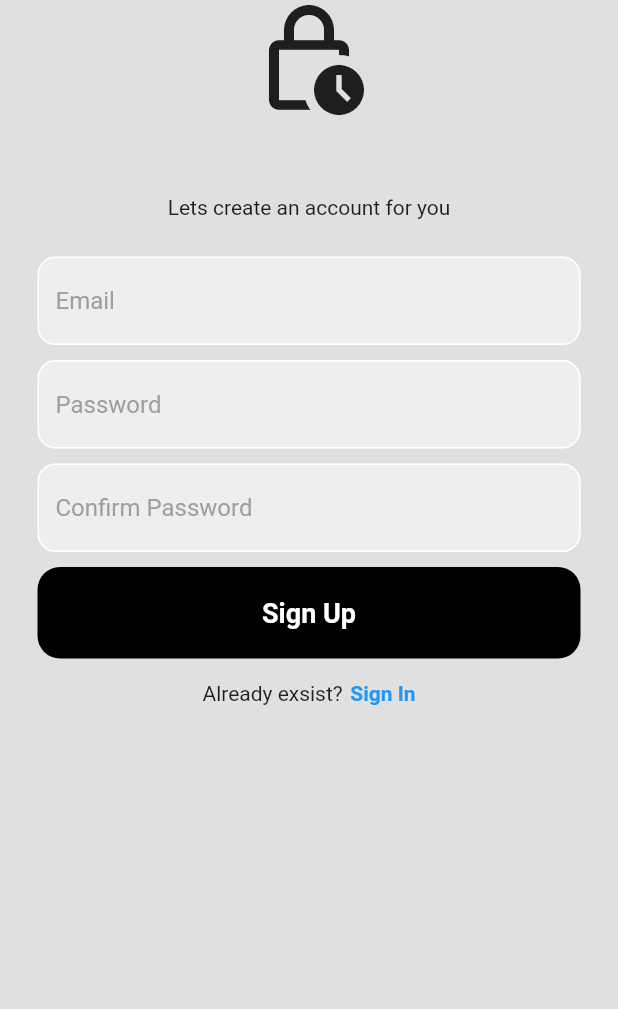
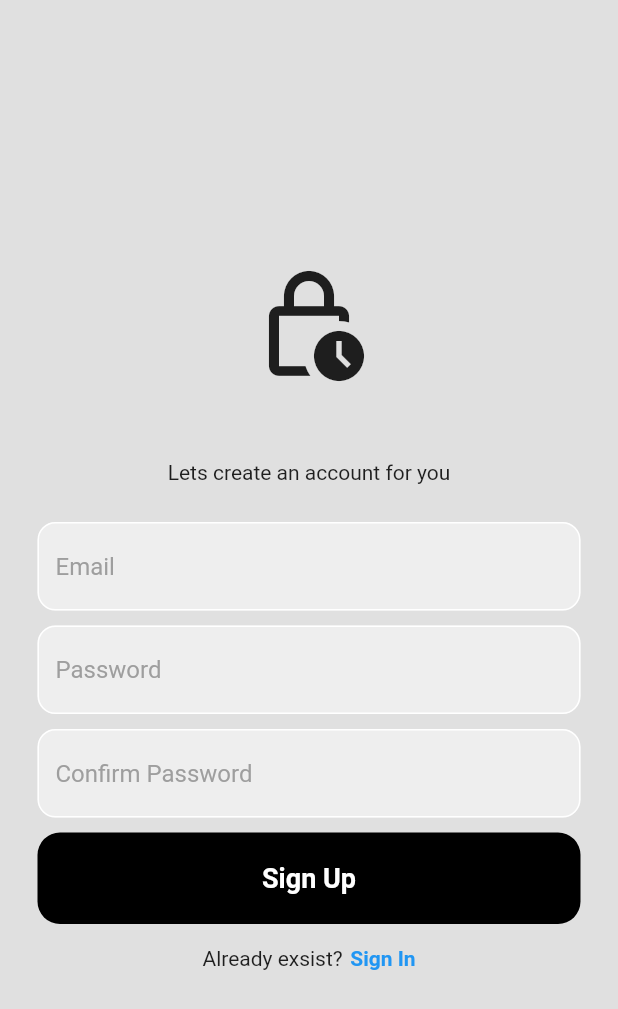
Before and after one commit to YusifH/the_wall, a Flutter app: the screen it shows after launch, after a tap on "Register Now", on a phone screen of 412 x 824 dp. Shown: the top 1009 px of the screen. Run offline on Flutter 3.47's test engine with Material 2 defaults, Android fonts, the phone set to English and light mode, and no system bars.

```diff
--- a/lib/pages/login_page.dart
+++ b/lib/pages/login_page.dart
@@ -21,14 +21,15 @@ class _LoginPageState extends State<LoginPage> {
     return Scaffold(
       backgroundColor: Colors.grey[300],
       body: SafeArea(
-        child: SingleChildScrollView(
         child: Center(
           child: Padding(
             padding: const EdgeInsets.symmetric(horizontal: 25.0),
             child: Column(
               mainAxisAlignment: MainAxisAlignment.center,
-                crossAxisAlignment: CrossAxisAlignment.center,
               children: [
+                const SizedBox(
+                  height: 25,
+                ),
                 // logo
                 const Icon(
                   Icons.lock_clock_outlined,
@@ -88,7 +89,6 @@ class _LoginPageState extends State<LoginPage> {
           ),
         ),
       ),
-      ),
     );
   }
 }
--- a/lib/pages/register_page.dart
+++ b/lib/pages/register_page.dart
@@ -23,7 +23,6 @@ class _RegisterPageState extends State<RegisterPage> {
     return Scaffold(
       backgroundColor: Colors.grey[300],
       body: SafeArea(
-        child: SingleChildScrollView(
         child: Center(
           child: Padding(
             padding: const EdgeInsets.symmetric(horizontal: 25.0),
@@ -99,7 +98,6 @@ class _RegisterPageState extends State<RegisterPage> {
           ),
         ),
       ),
-      ),
     );
   }
 }
```
Lines whose indentation alone changed are shown as unchanged.
